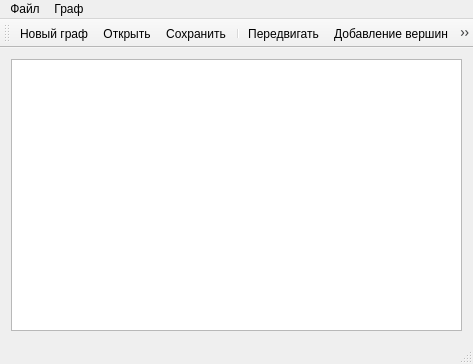
Qt form mainwindow.ui (olefav/graph) before a commit.
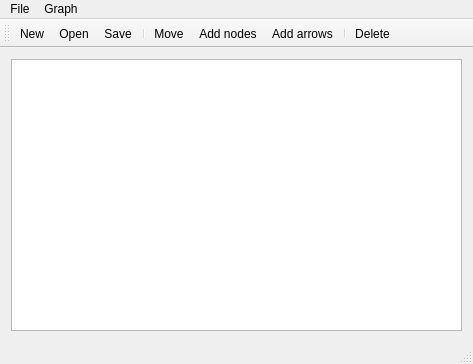
The same form after that commit. Icons and pictures are not drawn.

What changed in the file:
```diff
--- a/mainwindow.ui
+++ b/mainwindow.ui
@@ -38,7 +38,7 @@
    </property>
    <widget class="QMenu" name="menu">
     <property name="title">
-     <string>Файл</string>
+     <string>File</string>
     </property>
     <addaction name="actionNew"/>
     <addaction name="actionOpen"/>
@@ -48,7 +48,7 @@
    </widget>
    <widget class="QMenu" name="menu_2">
     <property name="title">
-     <string>Граф</string>
+     <string>Graph</string>
     </property>
     <addaction name="actionMove"/>
     <addaction name="actionAddVertexes"/>
@@ -87,7 +87,7 @@
      <normaloff>:/images/res/standardbutton-open-32.png</normaloff>:/images/res/standardbutton-open-32.png</iconset>
    </property>
    <property name="text">
-    <string>Открыть</string>
+    <string>Open</string>
    </property>
    <property name="toolTip">
     <string>Открыть файл описания графа</string>
@@ -102,7 +102,7 @@
      <normaloff>:/images/res/standardbutton-save-32.png</normaloff>:/images/res/standardbutton-save-32.png</iconset>
    </property>
    <property name="text">
-    <string>Сохранить</string>
+    <string>Save</string>
    </property>
    <property name="toolTip">
     <string>Сохранить граф в файл</string>
@@ -135,7 +135,7 @@
      <normaloff>:/images/res/Move.png</normaloff>:/images/res/Move.png</iconset>
    </property>
    <property name="text">
-    <string>Передвигать</string>
+    <string>Move</string>
    </property>
    <property name="toolTip">
     <string>Режим передвижения</string>
@@ -150,7 +150,7 @@
      <normaloff>:/images/res/Create.png</normaloff>:/images/res/Create.png</iconset>
    </property>
    <property name="text">
-    <string>Добавление вершин</string>
+    <string>Add nodes</string>
    </property>
    <property name="toolTip">
     <string>Режим добавления вершин</string>
@@ -165,7 +165,7 @@
      <normaloff>:/images/res/Arrow.png</normaloff>:/images/res/Arrow.png</iconset>
    </property>
    <property name="text">
-    <string>Добавление ребер</string>
+    <string>Add arrows</string>
    </property>
    <property name="toolTip">
     <string>Режим добавления ребер</string>
@@ -177,7 +177,7 @@
      <normaloff>:/images/res/Delete.png</normaloff>:/images/res/Delete.png</iconset>
    </property>
    <property name="text">
-    <string>Удаление</string>
+    <string>Delete</string>
    </property>
    <property name="toolTip">
     <string>Удаление выбранного объекта</string>
@@ -202,7 +202,7 @@
      <normaloff>:/images/res/file-32.png</normaloff>:/images/res/file-32.png</iconset>
    </property>
    <property name="text">
-    <string>Новый граф</string>
+    <string>New</string>
    </property>
    <property name="toolTip">
     <string>Создать новый граф</string>
```
Left out of the diff: 32 changed lines with no effect on the pictures.
